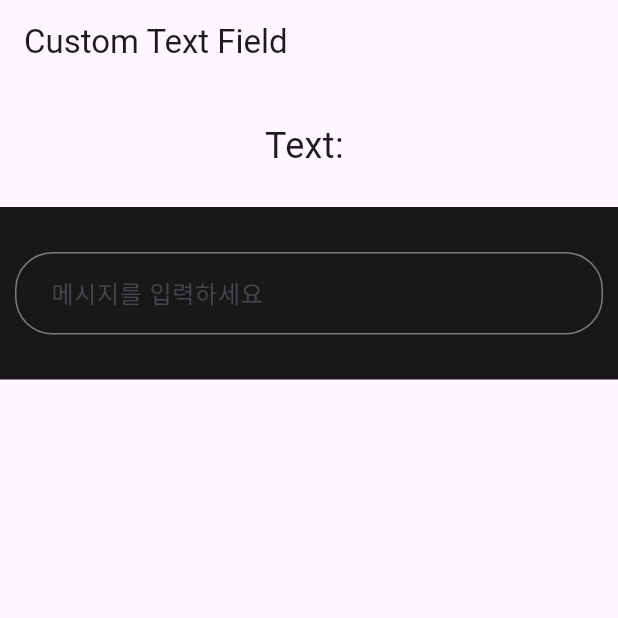
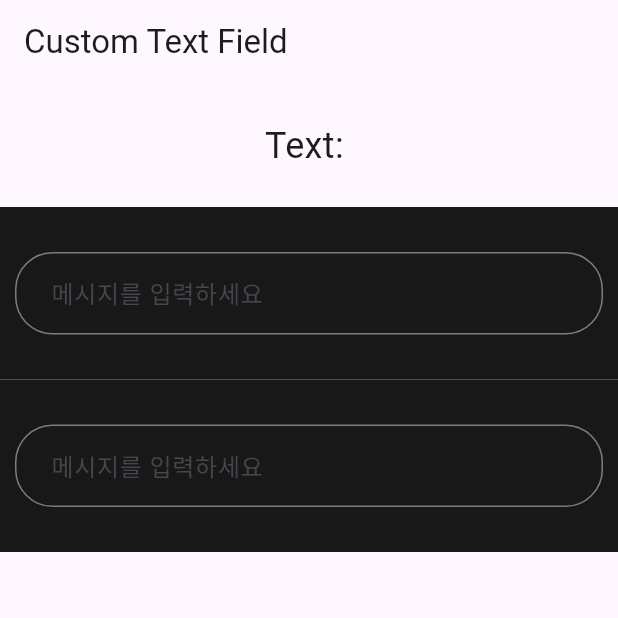
Before and after one commit to Zeroinlee/flutter-custom-widgets, a Flutter app: the screen it shows after launch, on a phone screen of 412 x 824 dp, the top half of it. Run offline on Flutter 3.47's test engine with Material 3 defaults, Android fonts, the phone set to English and light mode, and no system bars.

Commit message:
09.07 22:37 조금 질려서 안할란다

```diff
--- a/flutter_custom_widgets/lib/pages/text_field_page/text_field_page.dart
+++ b/flutter_custom_widgets/lib/pages/text_field_page/text_field_page.dart
@@ -20,15 +20,15 @@ class _TextFieldPageState extends State<TextFieldPage> {
   final TextEditingController _controller = TextEditingController();
   String text = '';
 
-  // void _sendMessage() {
-  //   setState(() {
-  //     if (_controller.text.isNotEmpty) {
-  //       text = _controller.text;
-  //       FocusScope.of(context).unfocus();
-  //       _controller.clear();
-  //     }
-  //   });
-  // }
+  void _sendMessage() {
+    setState(() {
+      if (_controller.text.isNotEmpty) {
+        text = _controller.text;
+        FocusScope.of(context).unfocus();
+        _controller.clear();
+      }
+    });
+  }
 
   @override
   Widget build(BuildContext context) {
@@ -56,15 +56,17 @@ class _TextFieldPageState extends State<TextFieldPage> {
                             vertical: 30, horizontal: 10),
                         child: MessageTextField(
                           controller: _controller,
-                          onPressed: () {
-                            setState(() {
-                              if (_controller.text.isNotEmpty) {
-                                text = _controller.text;
-                                FocusScope.of(context).unfocus();
-                                _controller.clear();
-                              }
-                            });
-                          },
+                          onPressed: _sendMessage,
+                        ),
+                      )),
+                  Container(
+                      color: const Color(0xFF181818),
+                      child: Padding(
+                        padding: const EdgeInsets.symmetric(
+                            vertical: 30, horizontal: 10),
+                        child: MessageTextField(
+                          controller: _controller,
+                          onPressed: _sendMessage,
                         ),
                       )),
                 ],
--- a/flutter_custom_widgets/lib/pages/text_field_page/widgets/message_text_field.dart
+++ b/flutter_custom_widgets/lib/pages/text_field_page/widgets/message_text_field.dart
@@ -19,9 +19,10 @@ class MessageTextField extends StatefulWidget {
     super.key,
     required this.controller,
     required this.onPressed,
-    this.hintText,
-    this.inputTextSize,
-    this.inputTextColor,
+    this.focusNode,
+    this.hintText = '메시지를 입력하세요',
+    this.textSize = 16,
+    this.textColor = Colors.white,
     this.borderColor,
     this.sendButtonIcon,
     this.sendButtonStyle,
@@ -29,11 +30,12 @@ class MessageTextField extends StatefulWidget {
 
   final TextEditingController controller;
   final void Function() onPressed;
+  final FocusNode? focusNode;
 
   // Input Field
   final String? hintText;
-  final double? inputTextSize;
-  final Color? inputTextColor;
+  final double? textSize;
+  final Color? textColor;
 
   // Text Field Border
   final Color? borderColor;
@@ -47,21 +49,10 @@ class MessageTextField extends StatefulWidget {
 }
 
 class _MessageTextFieldState extends State<MessageTextField> {
-  // final TextEditingController _controller = TextEditingController();
-  final FocusNode _focusNode = FocusNode();
-
-  // void _sendMessage() {
-  //   setState(() {
-  //     text = _controller.text;
-  //     FocusScope.of(context).unfocus();
-  //     _controller.clear();
-  //   });
-  // }
-
   @override
   void dispose() {
     widget.controller.dispose();
-    _focusNode.dispose();
+    widget.focusNode?.dispose();
     super.dispose();
   }
 
@@ -71,16 +62,17 @@ class _MessageTextFieldState extends State<MessageTextField> {
       minLines: 1,
       maxLines: 4,
       controller: widget.controller,
-      focusNode: _focusNode,
+      focusNode: widget.focusNode,
       onChanged: (value) => setState(() {}),
       // Input Field
       style: TextStyle(
-          fontSize: widget.inputTextSize ?? 16,
-          color: widget.inputTextColor ?? Colors.white),
+        fontSize: widget.textSize,
+        color: widget.textColor,
+      ),
       decoration: InputDecoration(
         contentPadding:
             const EdgeInsets.symmetric(horizontal: 20, vertical: 15),
-        hintText: widget.hintText ?? '메시지를 입력하세요',
+        hintText: widget.hintText,
         enabledBorder: OutlineInputBorder(
           borderSide: BorderSide(
             color:
@@ -104,13 +96,7 @@ class _MessageTextFieldState extends State<MessageTextField> {
               height: 30,
               padding: const EdgeInsets.symmetric(vertical: 8),
               child: IconButton(
-                onPressed: // () {
-                    widget.onPressed,
-                // setState(() {
-                //   FocusScope.of(context).unfocus();
-                //   widget.controller.clear();
-                // });
-                //},
+                onPressed: widget.onPressed,
                 // 이부분 사용자 커스텀 할수있게
                 icon: widget.sendButtonIcon ??
                     Transform.rotate(
```
